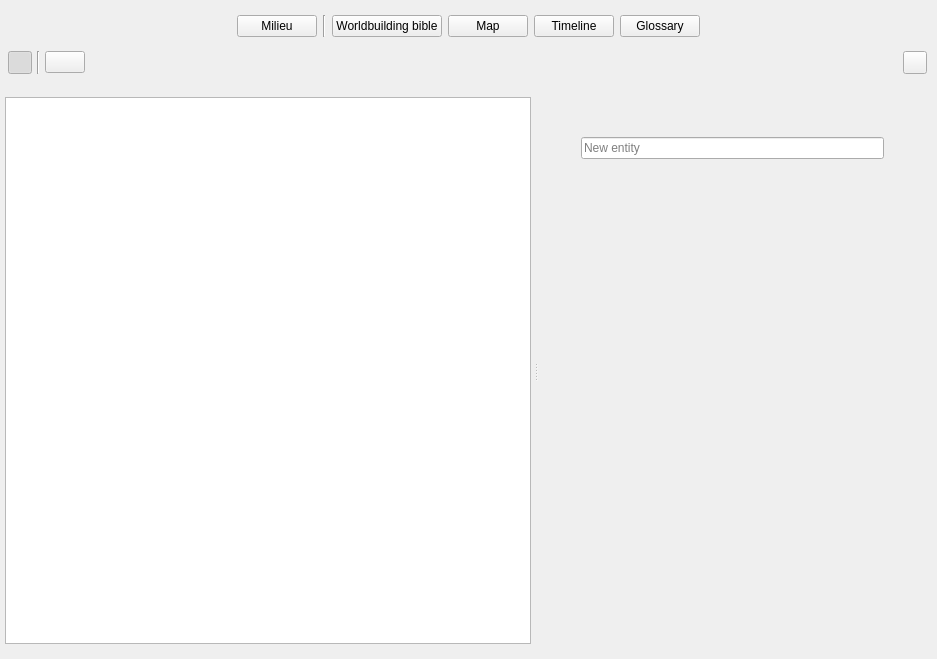
The window that ui/world_building_view.ui (plotlyst/plotlyst-app) describes before a commit, drawn with Qt 5.
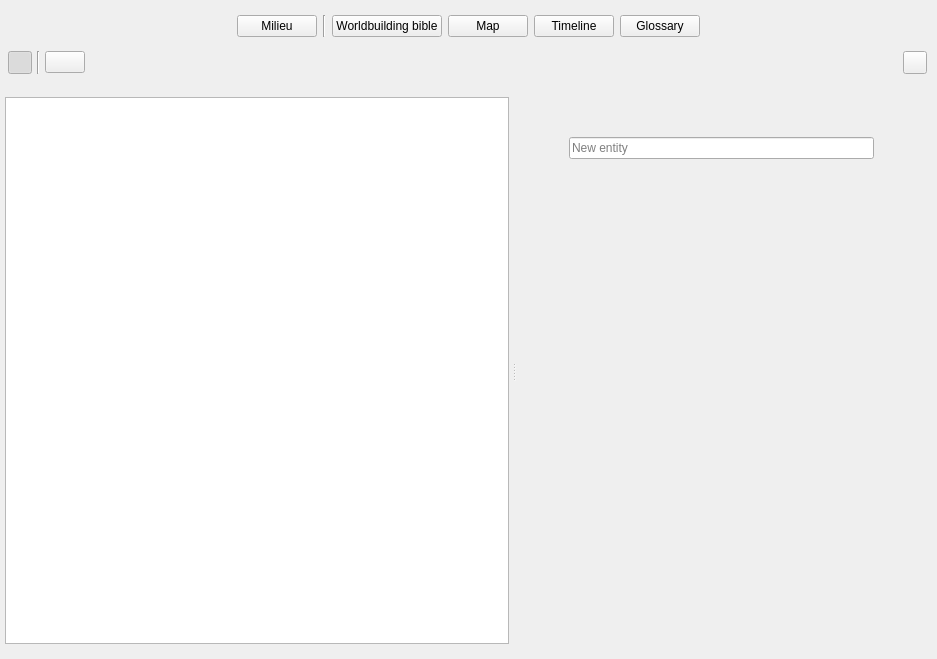
The same window after the commit. The open tabs and pages were chosen to show the change. Custom widgets are drawn as their Qt base class.

Commit message: top margins

```diff
--- a/ui/world_building_view.ui
+++ b/ui/world_building_view.ui
@@ -533,13 +533,13 @@
                       <number>20</number>
                      </property>
                      <property name="leftMargin">
-                      <number>0</number>
+                      <number>10</number>
                      </property>
                      <property name="topMargin">
                       <number>0</number>
                      </property>
                      <property name="rightMargin">
-                      <number>0</number>
+                      <number>10</number>
                      </property>
                      <property name="bottomMargin">
                       <number>10</number>
```
Left out of the diff: 4 changed lines with no effect on the pictures. The commit also changes 1 other file.
